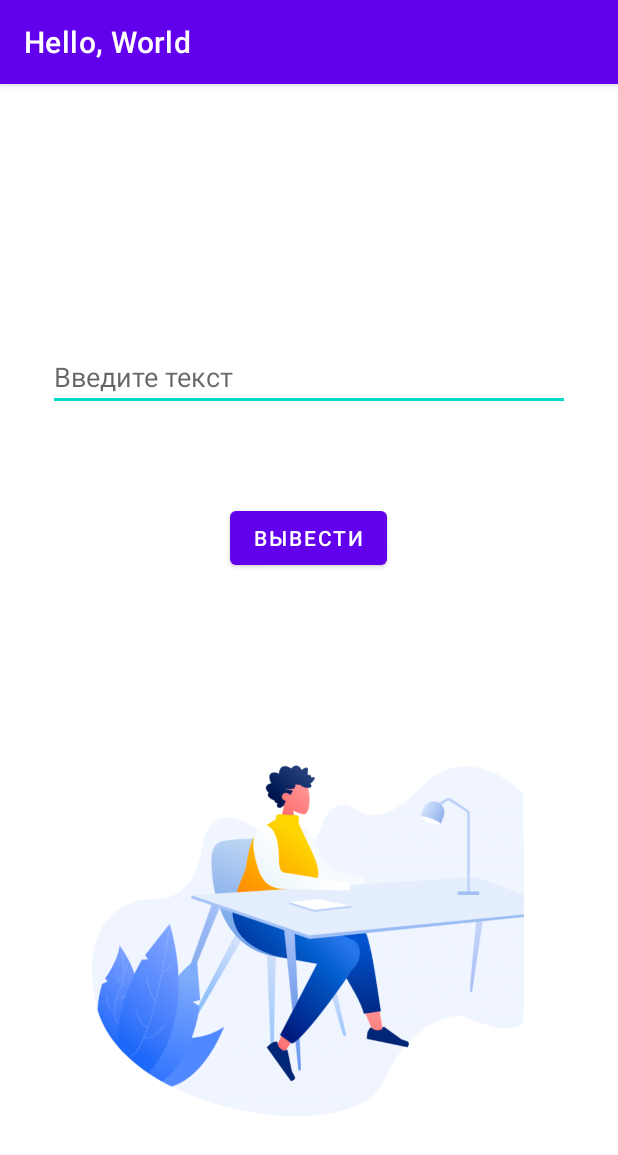
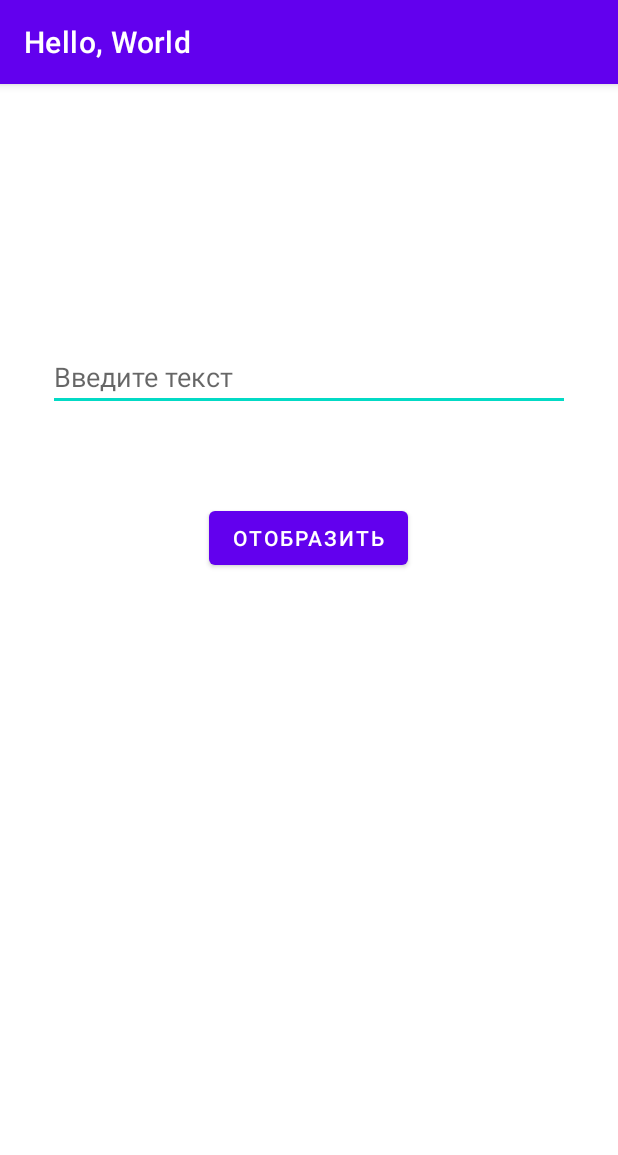
Before and after one commit to LinkInWorld/-1.-Hello-World, an Android app: the screen it shows after launch (HelloActivity), on a phone screen of 412 x 824 dp. Shown: the top 1155 px of the screen. Run offline under Robolectric (Android 15) with nearby library versions, the phone set to English and light mode, and no system bars.

Commit message:
Сделала по ТЗ, наверное

```diff
--- a/app/src/main/res/layout/hello_activity.xml
+++ b/app/src/main/res/layout/hello_activity.xml
@@ -11,7 +11,7 @@
         android:layout_width="wrap_content"
         android:layout_height="wrap_content"
         android:onClick="onClickMyButton"
-        android:text="Вывести"
+        android:text="Отобразить"
         app:layout_constraintBottom_toBottomOf="parent"
         app:layout_constraintEnd_toEndOf="parent"
         app:layout_constraintHorizontal_bias="0.498"
@@ -47,17 +47,4 @@
         app:layout_constraintTop_toTopOf="parent"
         app:layout_constraintVertical_bias="0.411" />
 
-    <ImageView
-        android:id="@+id/imageView"
-        android:layout_width="288dp"
-        android:layout_height="489dp"
-        android:cropToPadding="false"
-        app:layout_constraintBottom_toBottomOf="parent"
-        app:layout_constraintEnd_toEndOf="parent"
-        app:layout_constraintHorizontal_bias="0.495"
-        app:layout_constraintStart_toStartOf="parent"
-        app:layout_constraintTop_toBottomOf="@+id/customButton"
-        app:layout_constraintVertical_bias="0.0"
-        app:srcCompat="@drawable/imagehello" />
-
 </androidx.constraintlayout.widget.ConstraintLayout>
```
